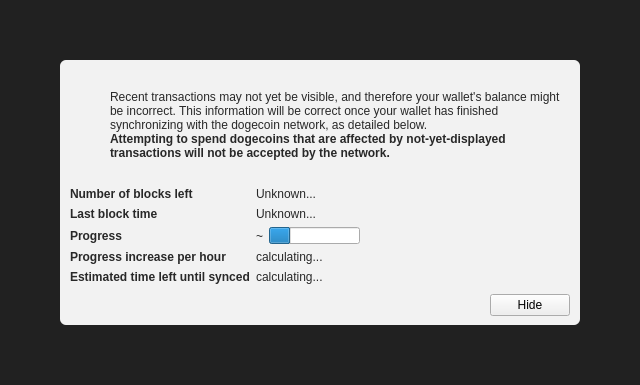
First picture: the form in src/qt/forms/modaloverlay.ui, repository dogecoin/dogecoin, before the edit.
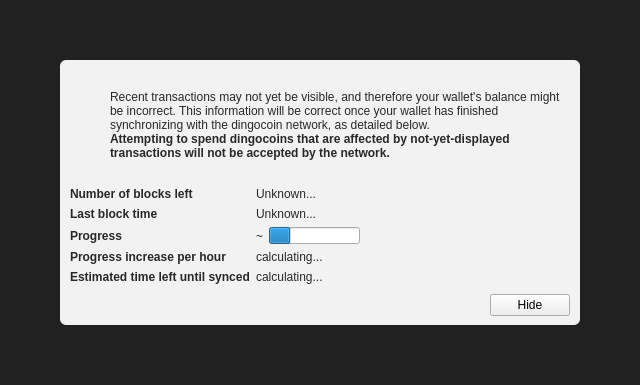
Second picture: the form after the edit. Icons and pictures are not drawn. Custom widgets are drawn as their Qt base class.

Commit message: Comp Refactor Dogecoin > Dingocoin

```diff
--- a/src/qt/forms/modaloverlay.ui
+++ b/src/qt/forms/modaloverlay.ui
@@ -130,7 +130,7 @@
              <item>
               <widget class="QLabel" name="infoText">
                <property name="text">
-                <string>Recent transactions may not yet be visible, and therefore your wallet's balance might be incorrect. This information will be correct once your wallet has finished synchronizing with the dogecoin network, as detailed below.</string>
+                <string>Recent transactions may not yet be visible, and therefore your wallet's balance might be incorrect. This information will be correct once your wallet has finished synchronizing with the dingocoin network, as detailed below.</string>
                </property>
                <property name="textFormat">
                 <enum>Qt::RichText</enum>
@@ -149,7 +149,7 @@
                 </font>
                </property>
                <property name="text">
-                <string>Attempting to spend dogecoins that are affected by not-yet-displayed transactions will not be accepted by the network.</string>
+                <string>Attempting to spend dingocoins that are affected by not-yet-displayed transactions will not be accepted by the network.</string>
                </property>
                <property name="textFormat">
                 <enum>Qt::RichText</enum>
```
The commit also changes 284 other files.
